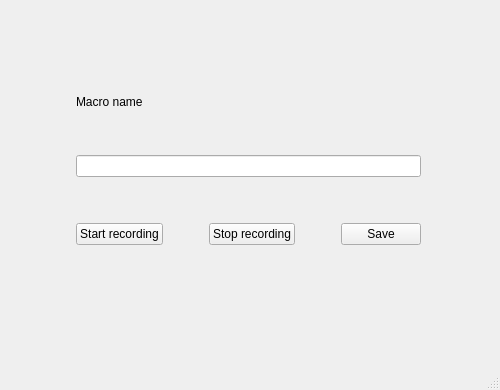
fxop0218/Keyboard-macro-reproducer, file recordwindow.ui: the form before one commit.
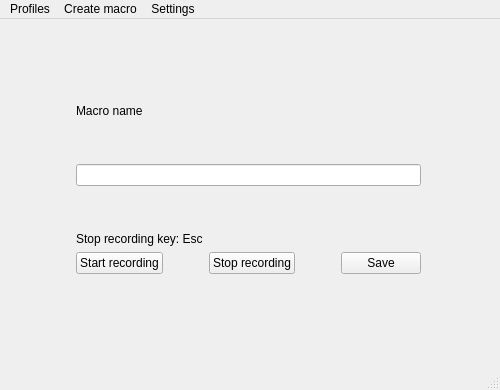
The form after the commit.

Commit message: Create a csv file and don't crash

Diff of the .ui file:
```diff
--- a/recordwindow.ui
+++ b/recordwindow.ui
@@ -90,6 +90,13 @@
            </property>
           </spacer>
          </item>
+         <item>
+          <widget class="QLabel" name="lExitButton">
+           <property name="text">
+            <string>Stop recording key: Esc</string>
+           </property>
+          </widget>
+         </item>
          <item>
           <layout class="QHBoxLayout" name="horizontalLayout">
            <item>
@@ -183,6 +190,27 @@
      <height>21</height>
     </rect>
    </property>
+   <widget class="QMenu" name="menuProfiles">
+    <property name="title">
+     <string>Profiles</string>
+    </property>
+   </widget>
+   <widget class="QMenu" name="menuCreate_macro">
+    <property name="title">
+     <string>Create macro</string>
+    </property>
+   </widget>
+   <widget class="QMenu" name="menuSettings">
+    <property name="title">
+     <string>Settings</string>
+    </property>
+    <addaction name="actionExit"/>
+    <addaction name="separator"/>
+    <addaction name="actionExit_2"/>
+   </widget>
+   <addaction name="menuProfiles"/>
+   <addaction name="menuCreate_macro"/>
+   <addaction name="menuSettings"/>
   </widget>
   <widget class="QStatusBar" name="statusbar"/>
  </widget>
```
Left out of the diff: 10 changed lines with no effect on the pictures. The commit also changes 7 other files.
